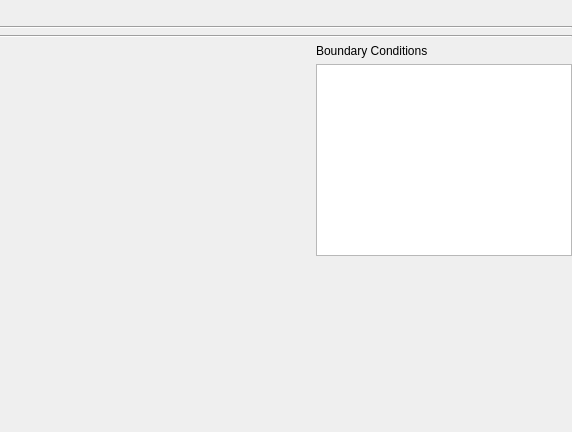
Above: src/ui/structure2d/reoseditpolylinestructurewidget.ui from vcloarec/ReosProject before the change. Below: the same form after it.
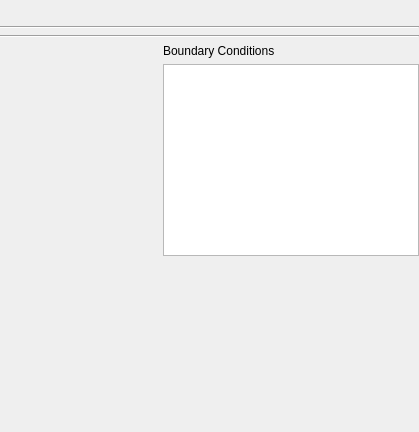
That is the form after the change.

Diff of the .ui file:
```diff
--- a/src/ui/structure2d/reoseditpolylinestructurewidget.ui
+++ b/src/ui/structure2d/reoseditpolylinestructurewidget.ui
@@ -6,7 +6,7 @@
    <rect>
     <x>0</x>
     <y>0</y>
-    <width>572</width>
+    <width>419</width>
     <height>432</height>
    </rect>
   </property>
@@ -169,7 +169,14 @@
       </layout>
      </item>
      <item row="1" column="1">
-      <widget class="QListView" name="mBoundaryListView"/>
+      <widget class="QListView" name="mBoundaryListView">
+       <property name="sizePolicy">
+        <sizepolicy hsizetype="Expanding" vsizetype="Expanding">
+         <horstretch>0</horstretch>
+         <verstretch>0</verstretch>
+        </sizepolicy>
+       </property>
+      </widget>
      </item>
     </layout>
    </item>
```
